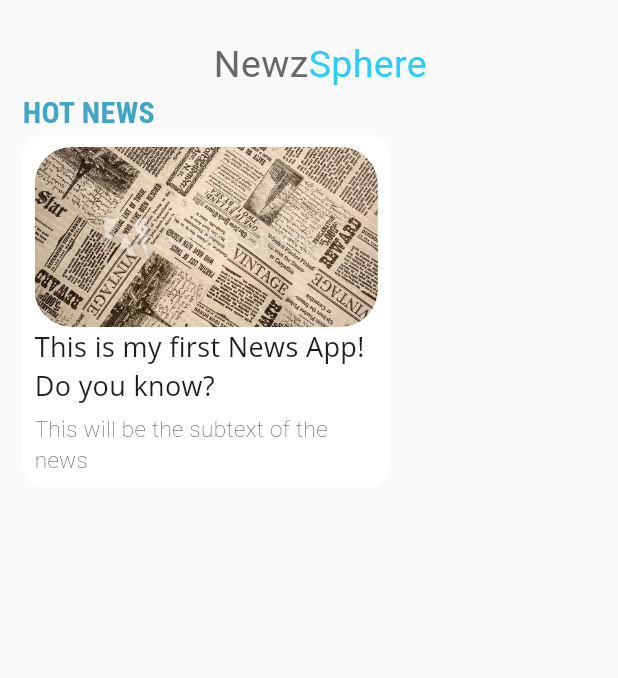
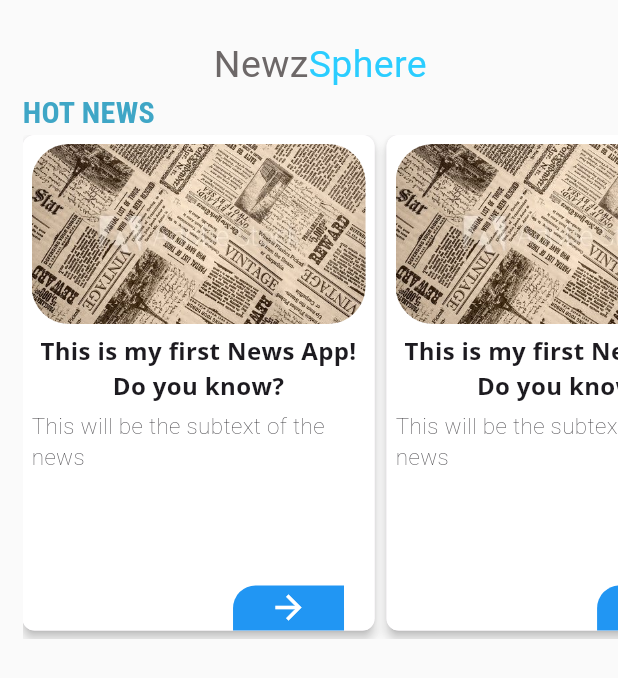
Before and after one commit to Muthunilavan-D/Flutter_NewsSphere, a Flutter app: the screen it shows after launch, on a phone screen of 412 x 824 dp. Shown: the top 678 px of the screen. Run offline on Flutter 3.47's test engine with Material 3 defaults, Android fonts, the phone set to English and light mode, and no system bars; our stand-ins replace google_fonts, typewritertext; Roboto replaces fonts that are missing (Timmana).

Commit message:
feat: Initialize List view

```diff
--- a/lib/main.dart
+++ b/lib/main.dart
@@ -14,7 +14,7 @@ class MyApp extends StatelessWidget {
     return MaterialApp(
       debugShowCheckedModeBanner: false,
       theme: ThemeData(primarySwatch: Colors.blue),
-      home: Home(), // Make sure you are setting a proper home widget
+      home: Home(),
     );
   }
 }
--- a/lib/pages/home.dart
+++ b/lib/pages/home.dart
@@ -54,37 +54,48 @@ class _HomeState extends State<Home> {
                 fontWeight: FontWeight.bold,
               ),
             ),
-            Row(
+            Container(
+              height: MediaQuery.of(context).size.height / 2.45,
+              child: ListView(
+                scrollDirection: Axis.horizontal,
                 children: [
                   Container(
-                  padding: EdgeInsets.all(8),
-
+                    margin: EdgeInsets.only(bottom: 6),
+                    child: Material(
+                      elevation: 3.0,
+                      borderRadius: BorderRadius.circular(8),
+                      child: Container(
                         decoration: BoxDecoration(
                           color: Colors.white,
-                    borderRadius: BorderRadius.circular(15),
+                          borderRadius: BorderRadius.circular(8),
                         ),
                         child: Column(
                           children: [
-                      ClipRRect(
+                            Padding(
+                              padding: const EdgeInsets.all(6.0),
+                              child: ClipRRect(
                                 borderRadius: BorderRadius.circular(25),
                                 child: Image.asset(
                                   'images/sample.jpg',
-                          width: MediaQuery.of(context).size.width / 1.8,
+                                  width:
+                                      MediaQuery.of(context).size.width / 1.85,
                                   fit: BoxFit.cover,
                                   height: 120,
                                 ),
                               ),
-
+                            ),
                             Container(
-                        width: MediaQuery.of(context).size.width / 1.8,
+                              width: MediaQuery.of(context).size.width / 1.85,
                               child: Text(
+                                textAlign: TextAlign.center,
                                 'This is my first News App! Do you know?',
-                          style: GoogleFonts.openSans(fontSize: 18),
+                                style: GoogleFonts.openSans(
+                                    fontSize: 16, fontWeight: FontWeight.bold),
                               ),
                             ),
                             SizedBox(height: 5),
                             Container(
-                        width: MediaQuery.of(context).size.width / 1.8,
+                              width: MediaQuery.of(context).size.width / 1.85,
                               child: Text(
                                 'This will be the subtext of the news',
                                 style: TextStyle(
@@ -93,10 +104,100 @@ class _HomeState extends State<Home> {
                                 ),
                               ),
                             ),
+                            Spacer(),
+                            Container(
+                              width: 74,
+                              height: 30,
+                              decoration: BoxDecoration(
+                                color: Colors.blue,
+                                borderRadius: BorderRadius.only(
+                                  topLeft: Radius.circular(15),
+                                ),
+                              ),
+                              margin: EdgeInsets.only(left: 120),
+                              child: Icon(
+                                Icons.arrow_forward,
+                                color: Colors.white,
+                                size: 26,
+                              ),
+                            )
                           ],
                         ),
                       ),
+                    ),
+                  ),
+                  SizedBox(
+                    width: 8,
+                  ),
+                  Container(
+                    margin: EdgeInsets.only(bottom: 6),
+                    child: Material(
+                      elevation: 3.0,
+                      borderRadius: BorderRadius.circular(8),
+                      child: Container(
+                        decoration: BoxDecoration(
+                          color: Colors.white,
+                          borderRadius: BorderRadius.circular(8),
+                        ),
+                        child: Column(
+                          children: [
+                            Padding(
+                              padding: const EdgeInsets.all(6.0),
+                              child: ClipRRect(
+                                borderRadius: BorderRadius.circular(25),
+                                child: Image.asset(
+                                  'images/sample.jpg',
+                                  width:
+                                      MediaQuery.of(context).size.width / 1.85,
+                                  fit: BoxFit.cover,
+                                  height: 120,
+                                ),
+                              ),
+                            ),
+                            Container(
+                              width: MediaQuery.of(context).size.width / 1.85,
+                              child: Text(
+                                textAlign: TextAlign.center,
+                                'This is my first News App! Do you know?',
+                                style: GoogleFonts.openSans(
+                                    fontSize: 16, fontWeight: FontWeight.bold),
+                              ),
+                            ),
+                            SizedBox(height: 5),
+                            Container(
+                              width: MediaQuery.of(context).size.width / 1.85,
+                              child: Text(
+                                'This will be the subtext of the news',
+                                style: TextStyle(
+                                  fontSize: 15,
+                                  fontWeight: FontWeight.w100,
+                                ),
+                              ),
+                            ),
+                            Spacer(),
+                            Container(
+                              width: 74,
+                              height: 30,
+                              decoration: BoxDecoration(
+                                color: Colors.blue,
+                                borderRadius: BorderRadius.only(
+                                  topLeft: Radius.circular(15),
+                                ),
+                              ),
+                              margin: EdgeInsets.only(left: 120),
+                              child: Icon(
+                                Icons.arrow_forward,
+                                color: Colors.white,
+                                size: 26,
+                              ),
+                            )
                           ],
+                        ),
+                      ),
+                    ),
+                  )
+                ],
+              ),
             ),
           ],
         ),
```
Also changed, not shown: lib/models/category_model.dart (added), lib/services/data.dart (added), pubspec.lock, 1 other file. Lines whose indentation alone changed are shown as unchanged.
